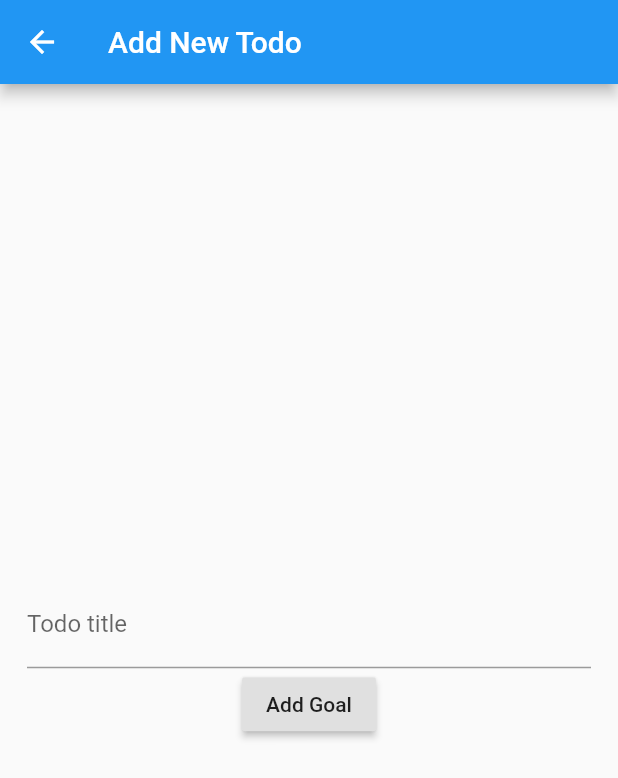
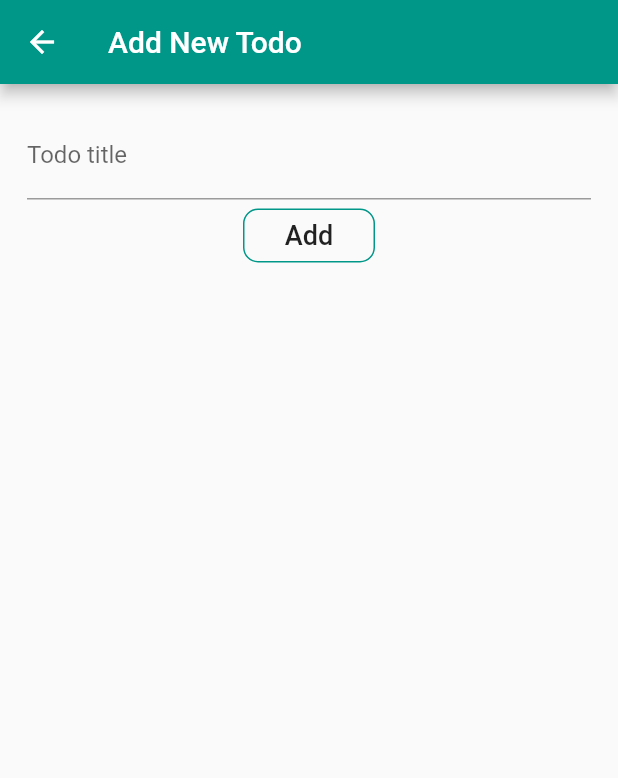
Before and after one commit to craigatk/flutter-todo-example, a Flutter app: the screen it shows after launch, after a tap on the "add" icon, on a phone screen of 412 x 824 dp. Shown: the top 778 px of the screen. Run offline on Flutter 3.47's test engine with Material 2 defaults, Android fonts, the phone set to English and light mode, and no system bars; our stand-ins replace sqflite; missing offline and left inert: jaguar_orm, jaguar_query, jaguar_query_sqflite; accounts and stored records are empty; generated files the repository leaves out were written again.

Commit message:
Adding some color theming

```diff
--- a/todo/lib/main.dart
+++ b/todo/lib/main.dart
@@ -26,7 +26,7 @@ class MyApp extends StatelessWidget {
         builder: (context, child, model) => MaterialApp(
           title: 'TODO',
           theme: new ThemeData(
-            primarySwatch: Colors.blue,
+            primarySwatch: Colors.teal,
           ),
           home: HomePage(),
         ),
--- a/todo/lib/page/add_todo_page.dart
+++ b/todo/lib/page/add_todo_page.dart
@@ -11,6 +11,7 @@ class AddTodoPage extends StatefulWidget {
 
 class AddTodoPageState extends State<AddTodoPage> {
   final TextEditingController _titleController = TextEditingController();
+  final _buttonTextStyle = const TextStyle(fontSize: 18.0);
 
   @override
   Widget build(BuildContext context) {
@@ -24,14 +25,14 @@ class AddTodoPageState extends State<AddTodoPage> {
         child: ScopedModelDescendant<AppModel>(
           builder: (context, child, model) {
             return Column(
-              mainAxisAlignment: MainAxisAlignment.center,
+              mainAxisAlignment: MainAxisAlignment.start,
               children: <Widget>[
                 TextField(
                   key: Key('todo_title_input'),
                   decoration: InputDecoration(labelText: 'Todo title'),
                   controller: _titleController,
                 ),
-                RaisedButton(
+                MaterialButton(
                   key: Key('add_todo_button'),
                   onPressed: () {
                     model.addTodo(
@@ -39,7 +40,14 @@ class AddTodoPageState extends State<AddTodoPage> {
                     );
                     Navigator.pop(context);
                   },
-                  child: Text('Add Goal'),
+                  child: Text(
+                    'Add',
+                    style: _buttonTextStyle,
+                  ),
+                  shape: RoundedRectangleBorder(
+                    side: BorderSide(color: Colors.teal),
+                    borderRadius: BorderRadius.circular(10.0),
+                  ),
                 ),
               ],
             );
```
